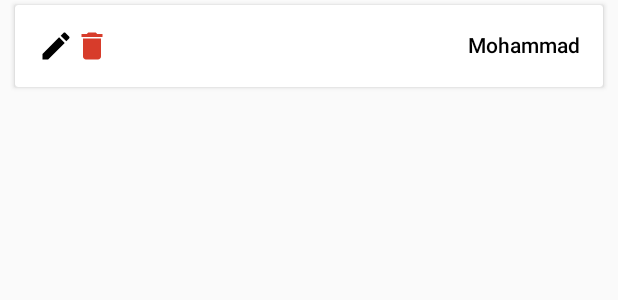
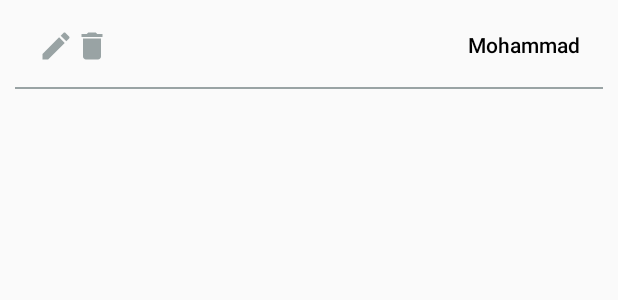
Before and after one commit to mohamadkaramidarabi/lifetime, an Android app: the layout item_person.xml on its own in the app's theme, with its tools: preview values and no code run, on a phone screen of 412 x 824 dp. Shown: the top 300 px of the screen. Run offline under Robolectric (Android 15) with nearby library versions, the phone set to English and light mode, and no system bars.

Commit message:
for push

```diff
--- a/app/src/main/java/com/example/lifetime/ui/base/view/BaseActivity.kt
+++ b/app/src/main/java/com/example/lifetime/ui/base/view/BaseActivity.kt
@@ -11,8 +11,8 @@ abstract class BaseActivity : DaggerAppCompatActivity(), MVPView, BaseFragment.C
     private var progressDialog: ProgressDialog? = null
 
     override fun onCreate(savedInstanceState: Bundle?) {
+        LocaleController.getInstance().applyLanguage(this,LocaleController.getInstance().getCurrentLang())
         super.onCreate(savedInstanceState)
-        LocaleController.getInstance().applyLanguage(this,LocaleController.getInstance().getCurrentLang())
     }
 
     override fun showLoading() {
--- a/app/src/main/java/com/example/lifetime/ui/main/main_activity/MainActivity.kt
+++ b/app/src/main/java/com/example/lifetime/ui/main/main_activity/MainActivity.kt
@@ -160,6 +160,8 @@ class MainActivity : BaseActivity(), MainInteractor.MainMVPView,LifeSpiralView.L
         super.onStart()
         recyclerView.adapter = adapter
         recyclerView.layoutManager = LinearLayoutManager(this)
+
+
 
     }
 
--- a/app/src/main/res/drawable/ic_delete_red_24dp.xml
+++ b/app/src/main/res/drawable/ic_delete_gray_24dp.xml
@@ -1,4 +1,4 @@
-<vector android:height="24dp" android:tint="#D73C2B"
+<vector android:height="24dp" android:tint="#99A3A4"
     android:viewportHeight="24.0" android:viewportWidth="24.0"
     android:width="24dp" xmlns:android="http://schemas.android.com/apk/res/android">
     <path android:fillColor="#FF000000" android:pathData="M6,19c0,1.1 0.9,2 2,2h8c1.1,0 2,-0.9 2,-2V7H6v12zM19,4h-3.5l-1,-1h-5l-1,1H5v2h14V4z"/>
--- a/app/src/main/res/drawable/ic_edit_black_24dp.xml
+++ /dev/null
@@ -1,9 +0,0 @@
-<vector xmlns:android="http://schemas.android.com/apk/res/android"
-        android:width="24dp"
-        android:height="24dp"
-        android:viewportWidth="24.0"
-        android:viewportHeight="24.0">
-    <path
-        android:fillColor="#FF000000"
-        android:pathData="M3,17.25V21h3.75L17.81,9.94l-3.75,-3.75L3,17.25zM20.71,7.04c0.39,-0.39 0.39,-1.02 0,-1.41l-2.34,-2.34c-0.39,-0.39 -1.02,-0.39 -1.41,0l-1.83,1.83 3.75,3.75 1.83,-1.83z"/>
-</vector>
--- /dev/null
+++ b/app/src/main/res/drawable/ic_edit_gray_24dp.xml
@@ -0,0 +1,10 @@
+<vector xmlns:android="http://schemas.android.com/apk/res/android"
+        android:width="24dp"
+        android:height="24dp"
+        android:viewportWidth="24.0"
+        android:viewportHeight="24.0">
+    <path
+        android:pathData="M3,17.25V21h3.75L17.81,9.94l-3.75,-3.75L3,17.25zM20.71,7.04c0.39,-0.39 0.39,-1.02 0,-1.41l-2.34,-2.34c-0.39,-0.39 -1.02,-0.39 -1.41,0l-1.83,1.83 3.75,3.75 1.83,-1.83z"
+        android:fillColor="#99A3A4"/>
+
+</vector>
--- a/app/src/main/res/layout/item_person.xml
+++ b/app/src/main/res/layout/item_person.xml
@@ -1,15 +1,13 @@
 <?xml version="1.0" encoding="utf-8"?>
-<androidx.cardview.widget.CardView
-    xmlns:app="http://schemas.android.com/apk/res-auto"
+<LinearLayout
+    android:orientation="vertical"
     xmlns:android="http://schemas.android.com/apk/res/android"
     android:layout_width="match_parent"
     android:layout_height="wrap_content"
-    app:cardBackgroundColor="@android:color/white"
     android:layout_marginTop="3dp"
     android:layout_marginLeft="10dp"
     android:layout_marginRight="10dp"
     android:layout_marginBottom="3dp"
-    app:cardElevation="2dp"
     >
         <LinearLayout
             android:layout_margin="5dp"
@@ -30,14 +28,19 @@
                 <ImageView
                     android:id="@+id/delete"
                     android:paddingRight="20dp"
-                    android:src="@drawable/ic_delete_red_24dp"
+                    android:src="@drawable/ic_delete_gray_24dp"
                     android:layout_width="wrap_content"
                     android:layout_height="wrap_content"/>
 
                 <ImageView
                     android:id="@+id/edit"
-                    android:src="@drawable/ic_edit_black_24dp"
+                    android:src="@drawable/ic_edit_gray_24dp"
                     android:layout_width="wrap_content"
                     android:layout_height="wrap_content"/>
         </LinearLayout>
-</androidx.cardview.widget.CardView>
+        <View
+            android:id="@+id/splitLine"
+            android:layout_width="match_parent"
+            android:background="@color/colorGray"
+            android:layout_height="1dp"/>
+</LinearLayout>
--- a/app/src/main/res/values/colors.xml
+++ b/app/src/main/res/values/colors.xml
@@ -3,4 +3,5 @@
     <color name="colorPrimary">#874BED</color>
     <color name="colorPrimaryDark">#29036B</color>
     <color name="colorAccent">#4CAF50</color>
+    <color name="colorGray">#99A3A4</color>
 </resources>
```
